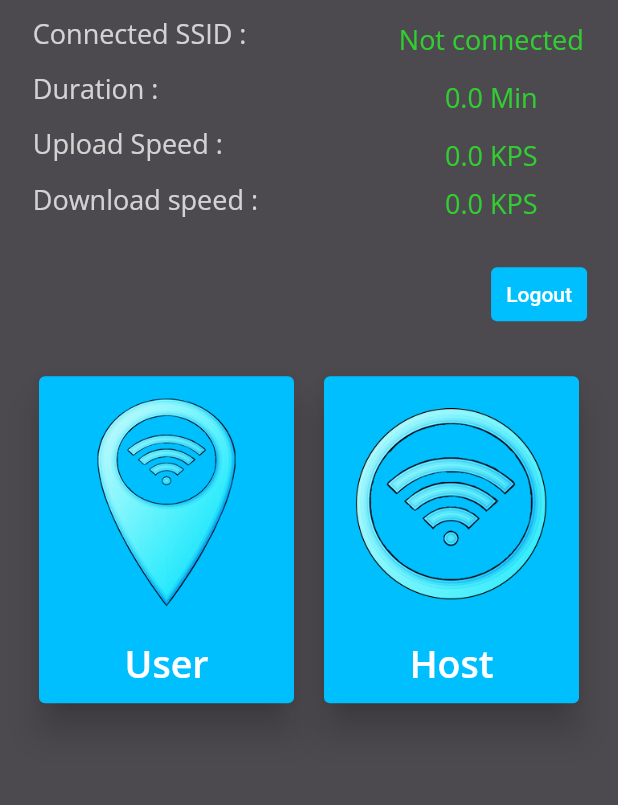
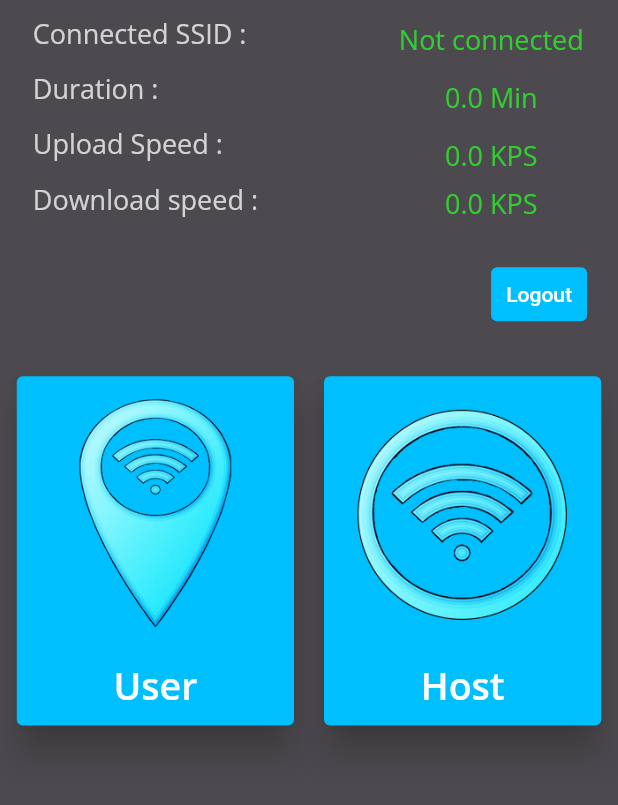
Before and after one commit to syborg2290/worthy_net., a Flutter app: the HomePage screen opened directly, on a phone screen of 412 x 824 dp, the part 376-1181 px from its top. Run offline on Flutter 3.47's test engine with Material 2 defaults, Android fonts, the phone set to English and light mode, and no system bars; our stand-ins replace awesome_dialog, cloud_firestore, connectivity, firebase_core, google_fonts, shared_preferences; missing offline and left inert: cron, encrypt, open_settings, payhere, simply_wifi, wifi_iot; accounts and stored records are empty.

Commit message:
edit grid dashbord card width and heigth

```diff
--- a/lib/widgets/GridDashbord.dart
+++ b/lib/widgets/GridDashbord.dart
@@ -7,9 +7,7 @@ import 'package:worthy_net/pages/HostDashboard_page.dart';
 class GridDashbor extends StatelessWidget {
   @override
   Widget build(BuildContext context) {
-    return Row(
-      mainAxisAlignment: MainAxisAlignment.center,
-      children: <Widget>[
+    return Row(mainAxisAlignment: MainAxisAlignment.center, children: <Widget>[
       CardWidget(
         img: 'assets/user.png',
         title: 'User',
@@ -24,8 +22,8 @@ class GridDashbor extends StatelessWidget {
         title: 'Host',
         //Host page load
         onClick: () => {
-          Navigator.push(
-              context, MaterialPageRoute(builder: (context) => HostDashboardPage()))
+          Navigator.push(context,
+              MaterialPageRoute(builder: (context) => HostDashboardPage()))
         },
       ),
     ]);
@@ -54,8 +52,8 @@ class CardWidget extends StatelessWidget {
             children: <Widget>[
               Image.asset(
                 img,
-                width: 150,
-                height: 150,
+                width: MediaQuery.of(context).size.height / 5,
+                height: MediaQuery.of(context).size.height / 5,
               ),
               SizedBox(
                 height: 14,
```
